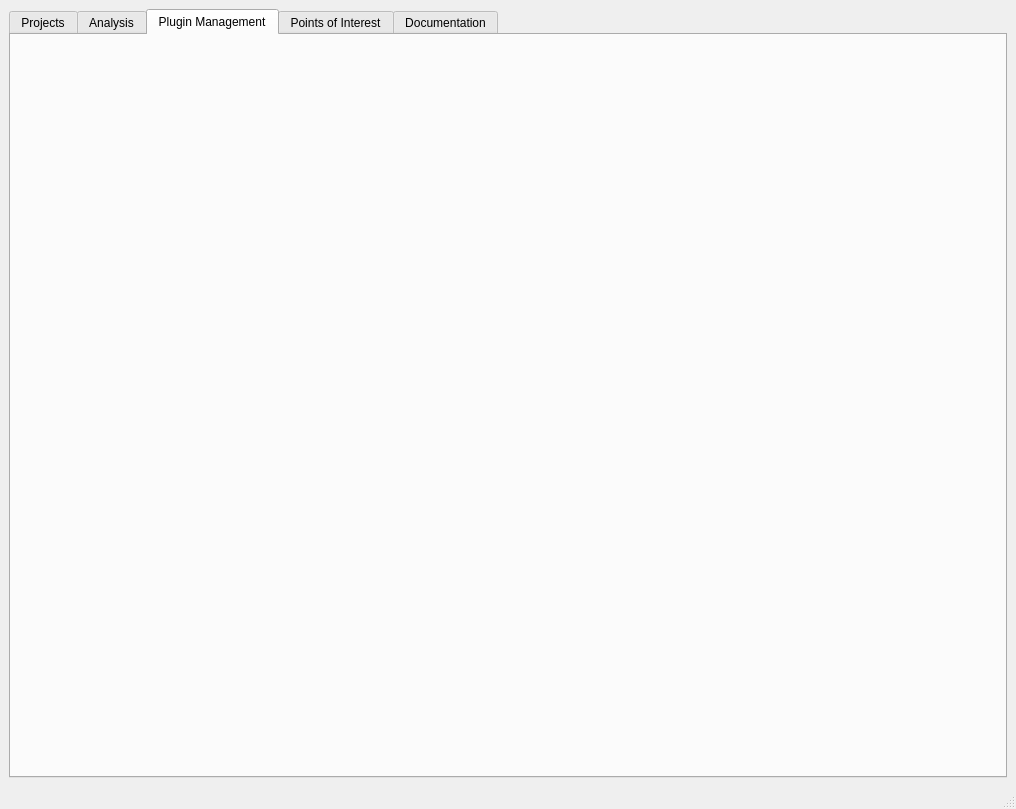
This is GUI/BATT5_SRS_GUI.ui in adalio0/BATT5 as Qt 5 draws it before an edit. The edited form follows.
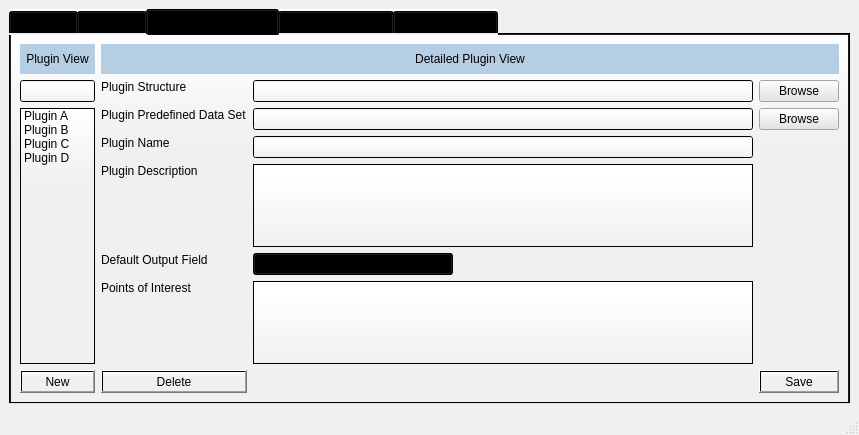
This is the edited form. The open tabs and pages were chosen to show the change.

Commit message: Working Plugin Management,POI, & Documentation

What changed in the file:
```diff
--- a/GUI/BATT5_SRS_GUI.ui
+++ b/GUI/BATT5_SRS_GUI.ui
@@ -6,17 +6,20 @@
    <rect>
     <x>0</x>
     <y>0</y>
-    <width>1016</width>
-    <height>809</height>
+    <width>844</width>
+    <height>435</height>
    </rect>
   </property>
   <property name="windowTitle">
    <string>MainWindow</string>
   </property>
   <widget class="QWidget" name="centralwidget">
-   <layout class="QHBoxLayout" name="horizontalLayout">
+   <layout class="QVBoxLayout" name="verticalLayout">
     <item>
      <widget class="QTabWidget" name="tabWidget">
+      <property name="styleSheet">
+       <string notr="true">background-color: qlineargradient(spread:pad, x1:0.488955, y1:1, x2:0.488773, y2:0, stop:0.698864 rgba(240, 240, 240, 255), stop:1 rgba(255, 255, 255, 255));</string>
+      </property>
       <property name="currentIndex">
        <number>4</number>
       </property>
@@ -34,6 +37,374 @@
        <attribute name="title">
         <string>Plugin Management</string>
        </attribute>
+       <layout class="QHBoxLayout" name="horizontalLayout">
+        <item>
+         <layout class="QVBoxLayout" name="verticalLayout_2">
+          <item>
+           <widget class="QLabel" name="label_2">
+            <property name="enabled">
+             <bool>true</bool>
+            </property>
+            <property name="minimumSize">
+             <size>
+              <width>0</width>
+              <height>30</height>
+             </size>
+            </property>
+            <property name="maximumSize">
+             <size>
+              <width>200</width>
+              <height>100</height>
+             </size>
+            </property>
+            <property name="styleSheet">
+             <string notr="true">background-color: rgb(182, 206, 227);</string>
+            </property>
+            <property name="text">
+             <string>Plugin View</string>
+            </property>
+            <property name="alignment">
+             <set>Qt::AlignCenter</set>
+            </property>
+           </widget>
+          </item>
+          <item>
+           <widget class="QLineEdit" name="lineEdit_2">
+            <property name="maximumSize">
+             <size>
+              <width>200</width>
+              <height>16777215</height>
+             </size>
+            </property>
+            <property name="styleSheet">
+             <string notr="true">background-color: qlineargradient(spread:pad, x1:0.488955, y1:1, x2:0.499409, y2:0.148, stop:0 rgba(240, 240, 240, 255), stop:1 rgba(255, 255, 255, 255));</string>
+            </property>
+           </widget>
+          </item>
+          <item>
+           <widget class="QListWidget" name="listWidget_2">
+            <property name="maximumSize">
+             <size>
+              <width>200</width>
+              <height>16777215</height>
+             </size>
+            </property>
+            <item>
+             <property name="text">
+              <string>Plugin A</string>
+             </property>
+            </item>
+            <item>
+             <property name="text">
+              <string>Plugin B</string>
+             </property>
+            </item>
+            <item>
+             <property name="text">
+              <string>Plugin C</string>
+             </property>
+            </item>
+            <item>
+             <property name="text">
+              <string>Plugin D</string>
+             </property>
+            </item>
+           </widget>
+          </item>
+          <item>
+           <widget class="QPushButton" name="pushButton_2">
+            <property name="maximumSize">
+             <size>
+              <width>200</width>
+              <height>16777215</height>
+             </size>
+            </property>
+            <property name="text">
+             <string>New</string>
+            </property>
+           </widget>
+          </item>
+         </layout>
+        </item>
+        <item>
+         <layout class="QVBoxLayout" name="verticalLayout_5">
+          <item>
+           <widget class="QLabel" name="label_4">
+            <property name="minimumSize">
+             <size>
+              <width>0</width>
+              <height>30</height>
+             </size>
+            </property>
+            <property name="maximumSize">
+             <size>
+              <width>16777215</width>
+              <height>100</height>
+             </size>
+            </property>
+            <property name="styleSheet">
+             <string notr="true">background-color: rgb(182, 206, 227);</string>
+            </property>
+            <property name="text">
+             <string>Detailed Plugin View</string>
+            </property>
+            <property name="alignment">
+             <set>Qt::AlignCenter</set>
+            </property>
+           </widget>
+          </item>
+          <item>
+           <layout class="QGridLayout" name="gridLayout">
+            <item row="7" column="2">
+             <widget class="QPushButton" name="pushButton_5">
+              <property name="text">
+               <string>Save</string>
+              </property>
+             </widget>
+            </item>
+            <item row="1" column="0">
+             <widget class="QLabel" name="label_6">
+              <property name="styleSheet">
+               <string notr="true">background-color: rgba(255, 255, 255, 0);</string>
+              </property>
+              <property name="text">
+               <string>Plugin Predefined Data Set</string>
+              </property>
+              <property name="alignment">
+               <set>Qt::AlignLeading|Qt::AlignLeft|Qt::AlignTop</set>
+              </property>
+             </widget>
+            </item>
+            <item row="5" column="1">
+             <widget class="QTextEdit" name="textEdit_2">
+              <property name="minimumSize">
+               <size>
+                <width>500</width>
+                <height>0</height>
+               </size>
+              </property>
+              <property name="maximumSize">
+               <size>
+                <width>500</width>
+                <height>150</height>
+               </size>
+              </property>
+              <property name="styleSheet">
+               <string notr="true">background-color: qlineargradient(spread:pad, x1:0.488955, y1:1, x2:0.499409, y2:0.148, stop:0 rgba(240, 240, 240, 255), stop:1 rgba(255, 255, 255, 255));</string>
+              </property>
+             </widget>
+            </item>
+            <item row="0" column="0">
+             <widget class="QLabel" name="label_5">
+              <property name="styleSheet">
+               <string notr="true">background-color: rgba(255, 255, 255, 0);</string>
+              </property>
+              <property name="text">
+               <string>Plugin Structure</string>
+              </property>
+              <property name="alignment">
+               <set>Qt::AlignLeading|Qt::AlignLeft|Qt::AlignTop</set>
+              </property>
+             </widget>
+            </item>
+            <item row="3" column="1">
+             <widget class="QTextEdit" name="textEdit">
+              <property name="minimumSize">
+               <size>
+                <width>500</width>
+                <height>0</height>
+               </size>
+              </property>
+              <property name="maximumSize">
+               <size>
+                <width>500</width>
+                <height>150</height>
+               </size>
+              </property>
+              <property name="styleSheet">
+               <string notr="true">background-color: qlineargradient(spread:pad, x1:0.488955, y1:1, x2:0.499409, y2:0.148, stop:0 rgba(240, 240, 240, 255), stop:1 rgba(255, 255, 255, 255));</string>
+              </property>
+             </widget>
+            </item>
+            <item row="4" column="1">
+             <widget class="QComboBox" name="comboBox">
+              <property name="maximumSize">
+               <size>
+                <width>200</width>
+                <height>16777215</height>
+               </size>
+              </property>
+              <item>
+               <property name="text">
+                <string>Output Field 1</string>
+               </property>
+              </item>
+              <item>
+               <property name="text">
+                <string>Output Field 2</string>
+               </property>
+              </item>
+              <item>
+               <property name="text">
+                <string>OutputField 3</string>
+               </property>
+              </item>
+             </widget>
+            </item>
+            <item row="5" column="0">
+             <widget class="QLabel" name="label_8">
+              <property name="styleSheet">
+               <string notr="true">background-color: rgba(255, 255, 255, 0);</string>
+              </property>
+              <property name="text">
+               <string>Points of Interest</string>
+              </property>
+              <property name="alignment">
+               <set>Qt::AlignLeading|Qt::AlignLeft|Qt::AlignTop</set>
+              </property>
+             </widget>
+            </item>
+            <item row="7" column="0">
+             <widget class="QPushButton" name="pushButton_4">
+              <property name="text">
+               <string>Delete</string>
+              </property>
+             </widget>
+            </item>
+            <item row="2" column="0">
+             <widget class="QLabel" name="label_7">
+              <property name="styleSheet">
+               <string notr="true">background-color: rgba(255, 255, 255, 0);</string>
+              </property>
+              <property name="text">
+               <string>Plugin Name</string>
+              </property>
+              <property name="alignment">
+               <set>Qt::AlignLeading|Qt::AlignLeft|Qt::AlignTop</set>
+              </property>
+             </widget>
+            </item>
+            <item row="1" column="1">
+             <widget class="QLineEdit" name="lineEdit">
+              <property name="minimumSize">
+               <size>
+                <width>500</width>
+                <height>0</height>
+               </size>
+              </property>
+              <property name="maximumSize">
+               <size>
+                <width>500</width>
+                <height>16777215</height>
+               </size>
+              </property>
+              <property name="styleSheet">
+               <string notr="true">background-color: qlineargradient(spread:pad, x1:0.488955, y1:1, x2:0.499409, y2:0.148, stop:0 rgba(240, 240, 240, 255), stop:1 rgba(255, 255, 255, 255));</string>
+              </property>
+             </widget>
+            </item>
+            <item row="1" column="2">
+             <widget class="QPushButton" name="pushButton">
+              <property name="styleSheet">
+               <string notr="true">background-color: rgb(228, 228, 228);</string>
+              </property>
+              <property name="text">
+               <string>Browse</string>
+              </property>
+             </widget>
+            </item>
+            <item row="0" column="1">
+             <widget class="QLineEdit" name="lineEdit_3">
+              <property name="minimumSize">
+               <size>
+                <width>500</width>
+                <height>0</height>
+               </size>
+              </property>
+              <property name="maximumSize">
+               <size>
+                <width>500</width>
+                <height>16777215</height>
+               </size>
+              </property>
+              <property name="styleSheet">
+               <string notr="true">background-color: qlineargradient(spread:pad, x1:0.488955, y1:1, x2:0.499409, y2:0.148, stop:0 rgba(240, 240, 240, 255), stop:1 rgba(255, 255, 255, 255));</string>
+              </property>
+             </widget>
+            </item>
+            <item row="0" column="2">
+             <widget class="QPushButton" name="pushButton_3">
+              <property name="styleSheet">
+               <string notr="true">background-color: rgb(228, 228, 228);</string>
+              </property>
+              <property name="text">
+               <string>Browse</string>
+              </property>
+             </widget>
+            </item>
+            <item row="3" column="0">
+             <widget class="QLabel" name="label">
+              <property name="styleSheet">
+               <string notr="true">background-color: rgba(255, 255, 255, 0);</string>
+              </property>
+              <property name="text">
+               <string>Plugin Description</string>
+              </property>
+              <property name="alignment">
+               <set>Qt::AlignLeading|Qt::AlignLeft|Qt::AlignTop</set>
+              </property>
+             </widget>
+            </item>
+            <item row="2" column="1">
+             <widget class="QLineEdit" name="lineEdit_4">
+              <property name="minimumSize">
+               <size>
+                <width>500</width>
+                <height>0</height>
+               </size>
+              </property>
+              <property name="maximumSize">
+               <size>
+                <width>500</width>
+                <height>16777215</height>
+               </size>
+              </property>
+              <property name="styleSheet">
+               <string notr="true">background-color: qlineargradient(spread:pad, x1:0.488955, y1:1, x2:0.499409, y2:0.148, stop:0 rgba(240, 240, 240, 255), stop:1 rgba(255, 255, 255, 255));</string>
+              </property>
+             </widget>
+            </item>
+            <item row="4" column="0">
+             <widget class="QLabel" name="label_9">
+              <property name="styleSheet">
+               <string notr="true">background-color: rgba(255, 255, 255, 0);</string>
+              </property>
+              <property name="text">
+               <string>Default Output Field</string>
+              </property>
+              <property name="alignment">
+               <set>Qt::AlignLeading|Qt::AlignLeft|Qt::AlignTop</set>
+              </property>
+             </widget>
+            </item>
+            <item row="6" column="1">
+             <spacer name="verticalSpacer">
+              <property name="orientation">
+               <enum>Qt::Vertical</enum>
+              </property>
+              <property name="sizeHint" stdset="0">
+               <size>
+                <width>20</width>
+                <height>40</height>
+               </size>
+              </property>
+             </spacer>
+            </item>
+           </layout>
+          </item>
+         </layout>
+        </item>
+       </layout>
       </widget>
       <widget class="QWidget" name="pointsOfInterestTab">
        <attribute name="title">
@@ -44,136 +415,92 @@
        <attribute name="title">
         <string>Documentation</string>
        </attribute>
-       <widget class="QTextEdit" name="textEdit">
-        <property name="geometry">
-         <rect>
-          <x>10</x>
-          <y>20</y>
-          <width>171</width>
-          <height>631</height>
-         </rect>
-        </property>
-        <property name="html">
-         <string>&lt;!DOCTYPE HTML PUBLIC &quot;-//W3C//DTD HTML 4.0//EN&quot; &quot;http://www.w3.org/TR/REC-html40/strict.dtd&quot;&gt;
+       <layout class="QFormLayout" name="formLayout_2">
+        <item row="0" column="0">
+         <layout class="QVBoxLayout" name="verticalLayout_8">
+          <item>
+           <widget class="QLabel" name="label_3">
+            <property name="minimumSize">
+             <size>
+              <width>0</width>
+              <height>30</height>
+             </size>
+            </property>
+            <property name="styleSheet">
+             <string notr="true">background-color: rgb(182, 206, 227);</string>
+            </property>
+            <property name="text">
+             <string>Document View</string>
+            </property>
+            <property name="alignment">
+             <set>Qt::AlignCenter</set>
+            </property>
+           </widget>
+          </item>
+          <item>
+           <widget class="QLineEdit" name="lineEdit_5">
+            <property name="text">
+             <string>Search Bar</string>
+            </property>
+           </widget>
+          </item>
+          <item>
+           <widget class="QTextEdit" name="textEdit_3">
+            <property name="html">
+             <string>&lt;!DOCTYPE HTML PUBLIC &quot;-//W3C//DTD HTML 4.0//EN&quot; &quot;http://www.w3.org/TR/REC-html40/strict.dtd&quot;&gt;
 &lt;html&gt;&lt;head&gt;&lt;meta name=&quot;qrichtext&quot; content=&quot;1&quot; /&gt;&lt;style type=&quot;text/css&quot;&gt;
 p, li { white-space: pre-wrap; }
-&lt;/style&gt;&lt;/head&gt;&lt;body style=&quot; font-family:'MS Shell Dlg 2'; font-size:8pt; font-weight:400; font-style:normal;&quot;&gt;
-&lt;p style=&quot;-qt-paragraph-type:empty; margin-top:0px; margin-bottom:0px; margin-left:0px; margin-right:0px; -qt-block-indent:0; text-indent:0px;&quot;&gt;&lt;br /&gt;&lt;/p&gt;
-&lt;p style=&quot;-qt-paragraph-type:empty; margin-top:0px; margin-bottom:0px; margin-left:0px; margin-right:0px; -qt-block-indent:0; text-indent:0px;&quot;&gt;&lt;br /&gt;&lt;/p&gt;
-&lt;p style=&quot;-qt-paragraph-type:empty; margin-top:0px; margin-bottom:0px; margin-left:0px; margin-right:0px; -qt-block-indent:0; text-indent:0px;&quot;&gt;&lt;br /&gt;&lt;/p&gt;
-&lt;p style=&quot;-qt-paragraph-type:empty; margin-top:0px; margin-bottom:0px; margin-left:0px; margin-right:0px; -qt-block-indent:0; text-indent:0px;&quot;&gt;&lt;br /&gt;&lt;/p&gt;
-&lt;p style=&quot;-qt-paragraph-type:empty; margin-top:0px; margin-bottom:0px; margin-left:0px; margin-right:0px; -qt-block-indent:0; text-indent:0px;&quot;&gt;&lt;br /&gt;&lt;/p&gt;
-&lt;p style=&quot;-qt-paragraph-type:empty; margin-top:0px; margin-bottom:0px; margin-left:0px; margin-right:0px; -qt-block-indent:0; text-indent:0px;&quot;&gt;&lt;br /&gt;&lt;/p&gt;
-&lt;p style=&quot;-qt-paragraph-type:empty; margin-top:0px; margin-bottom:0px; margin-left:0px; margin-right:0px; -qt-block-indent:0; text-indent:0px;&quot;&gt;&lt;br /&gt;&lt;/p&gt;
-&lt;p style=&quot; margin-top:0px; margin-bottom:0px; margin-left:0px; margin-right:0px; -qt-block-indent:0; text-indent:0px;&quot;&gt;BEAT Documentation&lt;/p&gt;
-&lt;p style=&quot;-qt-paragraph-type:empty; margin-top:0px; margin-bottom:0px; margin-left:0px; margin-right:0px; -qt-block-indent:0; text-indent:0px;&quot;&gt;&lt;br /&gt;&lt;/p&gt;
-&lt;p align=&quot;center&quot; style=&quot; margin-top:0px; margin-bottom:0px; margin-left:0px; margin-right:0px; -qt-block-indent:0; text-indent:0px;&quot;&gt;Plugin Structure&lt;/p&gt;&lt;/body&gt;&lt;/html&gt;</string>
-        </property>
-       </widget>
-       <widget class="QTextBrowser" name="textBrowser">
-        <property name="geometry">
-         <rect>
-          <x>220</x>
-          <y>20</y>
-          <width>681</width>
-          <height>631</height>
-         </rect>
-        </property>
-        <property name="html">
-         <string>&lt;!DOCTYPE HTML PUBLIC &quot;-//W3C//DTD HTML 4.0//EN&quot; &quot;http://www.w3.org/TR/REC-html40/strict.dtd&quot;&gt;
+&lt;/style&gt;&lt;/head&gt;&lt;body style=&quot; font-family:'MS Shell Dlg 2'; font-size:8.25pt; font-weight:400; font-style:normal;&quot;&gt;
+&lt;p style=&quot;-qt-paragraph-type:empty; margin-top:0px; margin-bottom:0px; margin-left:0px; margin-right:0px; -qt-block-indent:0; text-indent:0px; font-size:8pt;&quot;&gt;&lt;br /&gt;&lt;/p&gt;
+&lt;p style=&quot;-qt-paragraph-type:empty; margin-top:0px; margin-bottom:0px; margin-left:0px; margin-right:0px; -qt-block-indent:0; text-indent:0px; font-size:8pt;&quot;&gt;&lt;br /&gt;&lt;/p&gt;
+&lt;p style=&quot;-qt-paragraph-type:empty; margin-top:0px; margin-bottom:0px; margin-left:0px; margin-right:0px; -qt-block-indent:0; text-indent:0px; font-size:8pt;&quot;&gt;&lt;br /&gt;&lt;/p&gt;
+&lt;p style=&quot;-qt-paragraph-type:empty; margin-top:0px; margin-bottom:0px; margin-left:0px; margin-right:0px; -qt-block-indent:0; text-indent:0px; font-size:8pt;&quot;&gt;&lt;br /&gt;&lt;/p&gt;
+&lt;p style=&quot;-qt-paragraph-type:empty; margin-top:0px; margin-bottom:0px; margin-left:0px; margin-right:0px; -qt-block-indent:0; text-indent:0px; font-size:8pt;&quot;&gt;&lt;br /&gt;&lt;/p&gt;
+&lt;p style=&quot;-qt-paragraph-type:empty; margin-top:0px; margin-bottom:0px; margin-left:0px; margin-right:0px; -qt-block-indent:0; text-indent:0px; font-size:8pt;&quot;&gt;&lt;br /&gt;&lt;/p&gt;
+&lt;p style=&quot;-qt-paragraph-type:empty; margin-top:0px; margin-bottom:0px; margin-left:0px; margin-right:0px; -qt-block-indent:0; text-indent:0px; font-size:8pt;&quot;&gt;&lt;br /&gt;&lt;/p&gt;
+&lt;p align=&quot;center&quot; style=&quot; margin-top:0px; margin-bottom:0px; margin-left:0px; margin-right:0px; -qt-block-indent:0; text-indent:0px;&quot;&gt;&lt;span style=&quot; font-size:8pt;&quot;&gt;BEAT Documentation&lt;/span&gt;&lt;/p&gt;
+&lt;p style=&quot;-qt-paragraph-type:empty; margin-top:0px; margin-bottom:0px; margin-left:0px; margin-right:0px; -qt-block-indent:0; text-indent:0px; font-size:8pt;&quot;&gt;&lt;br /&gt;&lt;/p&gt;
+&lt;p align=&quot;center&quot; style=&quot; margin-top:0px; margin-bottom:0px; margin-left:0px; margin-right:0px; -qt-block-indent:0; text-indent:0px;&quot;&gt;&lt;span style=&quot; font-size:8pt;&quot;&gt;Plugin Structure&lt;/span&gt;&lt;/p&gt;&lt;/body&gt;&lt;/html&gt;</string>
+            </property>
+           </widget>
+          </item>
+         </layout>
+        </item>
+        <item row="0" column="1">
+         <layout class="QVBoxLayout" name="verticalLayout_9">
+          <item>
+           <widget class="QLabel" name="label_10">
+            <property name="minimumSize">
+             <size>
+              <width>0</width>
+              <height>30</height>
+             </size>
+            </property>
+            <property name="styleSheet">
+             <string notr="true">background-color: rgb(182, 206, 227);</string>
+            </property>
+            <property name="text">
+             <string>Detailed Document View</string>
+            </property>
+            <property name="alignment">
+             <set>Qt::AlignCenter</set>
+            </property>
+           </widget>
+          </item>
+          <item>
+           <widget class="QTextBrowser" name="textBrowser">
+            <property name="html">
+             <string>&lt;!DOCTYPE HTML PUBLIC &quot;-//W3C//DTD HTML 4.0//EN&quot; &quot;http://www.w3.org/TR/REC-html40/strict.dtd&quot;&gt;
 &lt;html&gt;&lt;head&gt;&lt;meta name=&quot;qrichtext&quot; content=&quot;1&quot; /&gt;&lt;style type=&quot;text/css&quot;&gt;
 p, li { white-space: pre-wrap; }
-&lt;/style&gt;&lt;/head&gt;&lt;body style=&quot; font-family:'MS Shell Dlg 2'; font-size:8pt; font-weight:400; font-style:normal;&quot;&gt;
-&lt;p align=&quot;center&quot; style=&quot;-qt-paragraph-type:empty; margin-top:0px; margin-bottom:0px; margin-left:0px; margin-right:0px; -qt-block-indent:0; text-indent:0px;&quot;&gt;&lt;br /&gt;&lt;/p&gt;&lt;/body&gt;&lt;/html&gt;</string>
-        </property>
-       </widget>
-       <widget class="QTextBrowser" name="textBrowser_2">
-        <property name="geometry">
-         <rect>
-          <x>20</x>
-          <y>100</y>
-          <width>141</width>
-          <height>31</height>
-         </rect>
-        </property>
-        <property name="html">
-         <string>&lt;!DOCTYPE HTML PUBLIC &quot;-//W3C//DTD HTML 4.0//EN&quot; &quot;http://www.w3.org/TR/REC-html40/strict.dtd&quot;&gt;
-&lt;html&gt;&lt;head&gt;&lt;meta name=&quot;qrichtext&quot; content=&quot;1&quot; /&gt;&lt;style type=&quot;text/css&quot;&gt;
-p, li { white-space: pre-wrap; }
-&lt;/style&gt;&lt;/head&gt;&lt;body style=&quot; font-family:'MS Shell Dlg 2'; font-size:8pt; font-weight:400; font-style:normal;&quot;&gt;
-&lt;p style=&quot; margin-top:0px; margin-bottom:0px; margin-left:0px; margin-right:0px; -qt-block-indent:0; text-indent:0px;&quot;&gt;Search bar...&lt;/p&gt;&lt;/body&gt;&lt;/html&gt;</string>
-        </property>
-       </widget>
-       <widget class="QTextBrowser" name="textBrowser_3">
-        <property name="geometry">
-         <rect>
-          <x>250</x>
-          <y>70</y>
-          <width>591</width>
-          <height>531</height>
-         </rect>
-        </property>
-        <property name="html">
-         <string>&lt;!DOCTYPE HTML PUBLIC &quot;-//W3C//DTD HTML 4.0//EN&quot; &quot;http://www.w3.org/TR/REC-html40/strict.dtd&quot;&gt;
-&lt;html&gt;&lt;head&gt;&lt;meta name=&quot;qrichtext&quot; content=&quot;1&quot; /&gt;&lt;style type=&quot;text/css&quot;&gt;
-p, li { white-space: pre-wrap; }
-&lt;/style&gt;&lt;/head&gt;&lt;body style=&quot; font-family:'MS Shell Dlg 2'; font-size:8pt; font-weight:400; font-style:normal;&quot;&gt;
-&lt;p style=&quot;-qt-paragraph-type:empty; margin-top:0px; margin-bottom:0px; margin-left:0px; margin-right:0px; -qt-block-indent:0; text-indent:0px;&quot;&gt;&lt;br /&gt;&lt;/p&gt;
-&lt;p style=&quot;-qt-paragraph-type:empty; margin-top:0px; margin-bottom:0px; margin-left:0px; margin-right:0px; -qt-block-indent:0; text-indent:0px;&quot;&gt;&lt;br /&gt;&lt;/p&gt;
-&lt;p style=&quot;-qt-paragraph-type:empty; margin-top:0px; margin-bottom:0px; margin-left:0px; margin-right:0px; -qt-block-indent:0; text-indent:0px;&quot;&gt;&lt;br /&gt;&lt;/p&gt;
-&lt;p style=&quot;-qt-paragraph-type:empty; margin-top:0px; margin-bottom:0px; margin-left:0px; margin-right:0px; -qt-block-indent:0; text-indent:0px;&quot;&gt;&lt;br /&gt;&lt;/p&gt;
-&lt;p style=&quot;-qt-paragraph-type:empty; margin-top:0px; margin-bottom:0px; margin-left:0px; margin-right:0px; -qt-block-indent:0; text-indent:0px;&quot;&gt;&lt;br /&gt;&lt;/p&gt;
-&lt;p style=&quot;-qt-paragraph-type:empty; margin-top:0px; margin-bottom:0px; margin-left:0px; margin-right:0px; -qt-block-indent:0; text-indent:0px;&quot;&gt;&lt;br /&gt;&lt;/p&gt;
-&lt;p style=&quot;-qt-paragraph-type:empty; margin-top:0px; margin-bottom:0px; margin-left:0px; margin-right:0px; -qt-block-indent:0; text-indent:0px;&quot;&gt;&lt;br /&gt;&lt;/p&gt;
-&lt;p style=&quot;-qt-paragraph-type:empty; margin-top:0px; margin-bottom:0px; margin-left:0px; margin-right:0px; -qt-block-indent:0; text-indent:0px;&quot;&gt;&lt;br /&gt;&lt;/p&gt;
-&lt;p style=&quot;-qt-paragraph-type:empty; margin-top:0px; margin-bottom:0px; margin-left:0px; margin-right:0px; -qt-block-indent:0; text-indent:0px;&quot;&gt;&lt;br /&gt;&lt;/p&gt;
-&lt;p align=&quot;center&quot; style=&quot;-qt-paragraph-type:empty; margin-top:0px; margin-bottom:0px; margin-left:0px; margin-right:0px; -qt-block-indent:0; text-indent:0px;&quot;&gt;&lt;br /&gt;&lt;/p&gt;
-&lt;p align=&quot;center&quot; style=&quot;-qt-paragraph-type:empty; margin-top:0px; margin-bottom:0px; margin-left:0px; margin-right:0px; -qt-block-indent:0; text-indent:0px;&quot;&gt;&lt;br /&gt;&lt;/p&gt;
-&lt;p align=&quot;center&quot; style=&quot;-qt-paragraph-type:empty; margin-top:0px; margin-bottom:0px; margin-left:0px; margin-right:0px; -qt-block-indent:0; text-indent:0px;&quot;&gt;&lt;br /&gt;&lt;/p&gt;
-&lt;p align=&quot;center&quot; style=&quot;-qt-paragraph-type:empty; margin-top:0px; margin-bottom:0px; margin-left:0px; margin-right:0px; -qt-block-indent:0; text-indent:0px;&quot;&gt;&lt;br /&gt;&lt;/p&gt;
-&lt;p align=&quot;center&quot; style=&quot;-qt-paragraph-type:empty; margin-top:0px; margin-bottom:0px; margin-left:0px; margin-right:0px; -qt-block-indent:0; text-indent:0px;&quot;&gt;&lt;br /&gt;&lt;/p&gt;
-&lt;p align=&quot;center&quot; style=&quot;-qt-paragraph-type:empty; margin-top:0px; margin-bottom:0px; margin-left:0px; margin-right:0px; -qt-block-indent:0; text-indent:0px;&quot;&gt;&lt;br /&gt;&lt;/p&gt;
-&lt;p align=&quot;center&quot; style=&quot; margin-top:0px; margin-bottom:0px; margin-left:0px; margin-right:0px; -qt-block-indent:0; text-indent:0px;&quot;&gt;Document Content Area&lt;/p&gt;&lt;/body&gt;&lt;/html&gt;</string>
-        </property>
-       </widget>
-       <widget class="QLabel" name="label">
-        <property name="geometry">
-         <rect>
-          <x>10</x>
-          <y>20</y>
-          <width>171</width>
-          <height>31</height>
-         </rect>
-        </property>
-        <property name="styleSheet">
-         <string notr="true">background-color: rgb(85, 170, 255);</string>
-        </property>
-        <property name="text">
-         <string>Document View</string>
-        </property>
-        <property name="alignment">
-         <set>Qt::AlignCenter</set>
-        </property>
-       </widget>
-       <widget class="QLabel" name="label_2">
-        <property name="geometry">
-         <rect>
-          <x>220</x>
-          <y>20</y>
-          <width>681</width>
-          <height>31</height>
-         </rect>
-        </property>
-        <property name="styleSheet">
-         <string notr="true">background-color: rgb(85, 170, 255);</string>
-        </property>
-        <property name="text">
-         <string>Detailed Document View</string>
-        </property>
-        <property name="alignment">
-         <set>Qt::AlignCenter</set>
-        </property>
-       </widget>
+&lt;/style&gt;&lt;/head&gt;&lt;body style=&quot; font-family:'MS Shell Dlg 2'; font-size:8.25pt; font-weight:400; font-style:normal;&quot;&gt;
+&lt;p align=&quot;center&quot; style=&quot; margin-top:0px; margin-bottom:0px; margin-left:0px; margin-right:0px; -qt-block-indent:0; text-indent:0px;&quot;&gt;&lt;span style=&quot; font-size:8pt;&quot;&gt;Documet Content Area&lt;/span&gt;&lt;/p&gt;&lt;/body&gt;&lt;/html&gt;</string>
+            </property>
+           </widget>
+          </item>
+         </layout>
+        </item>
+       </layout>
       </widget>
      </widget>
     </item>
```
Left out of the diff: 163 changed lines with no effect on the pictures.
